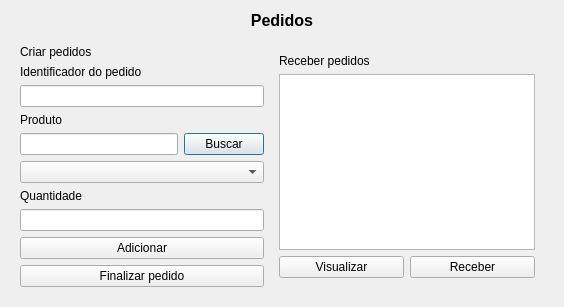
The window that view/QDialogPedidos.ui (victorzxhugo/TrabalhoFinalDevDesktop) describes before a commit, drawn with Qt 5.
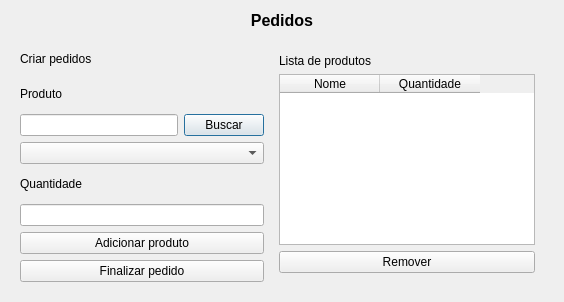
The same window after the commit.

```diff
--- a/view/QDialogPedidos.ui
+++ b/view/QDialogPedidos.ui
@@ -7,7 +7,7 @@
     <x>0</x>
     <y>0</y>
     <width>564</width>
-    <height>300</height>
+    <height>302</height>
    </rect>
   </property>
   <property name="windowTitle">
@@ -41,16 +41,6 @@
             </property>
            </widget>
           </item>
-          <item>
-           <widget class="QLabel" name="lbl_pedidos_identificador">
-            <property name="text">
-             <string>Identificador do pedido</string>
-            </property>
-           </widget>
-          </item>
-          <item>
-           <widget class="QLineEdit" name="txt_pedidos_identificador"/>
-          </item>
           <item>
            <widget class="QLabel" name="lbl_pedidos_nome_produto">
             <property name="text">
@@ -88,7 +78,7 @@
           <item>
            <widget class="QPushButton" name="btn_pedidos_adicionar">
             <property name="text">
-             <string>Adicionar</string>
+             <string>Adicionar produto</string>
             </property>
            </widget>
           </item>
@@ -109,26 +99,30 @@
              <item>
               <widget class="QLabel" name="lbl_pedidos_nome_receber_pedidos">
                <property name="text">
-                <string>Receber pedidos</string>
+                <string>Lista de produtos</string>
                </property>
               </widget>
              </item>
              <item>
-              <widget class="QTableWidget" name="tb_widget_pedidos_receber_pedidos"/>
+              <widget class="QTableWidget" name="tb_lista_produtos">
+               <column>
+                <property name="text">
+                 <string>Nome</string>
+                </property>
+               </column>
+               <column>
+                <property name="text">
+                 <string>Quantidade</string>
+                </property>
+               </column>
+              </widget>
              </item>
              <item>
               <layout class="QHBoxLayout" name="horizontalLayout_4">
                <item>
                 <widget class="QPushButton" name="btn_pedidos_visualizar">
                  <property name="text">
-                  <string>Visualizar</string>
-                 </property>
-                </widget>
-               </item>
-               <item>
-                <widget class="QPushButton" name="btn_pedidos_receber">
-                 <property name="text">
-                  <string>Receber</string>
+                  <string>Remover</string>
                  </property>
                 </widget>
                </item>
```
Left out of the diff: 2 changed lines with no effect on the pictures.
